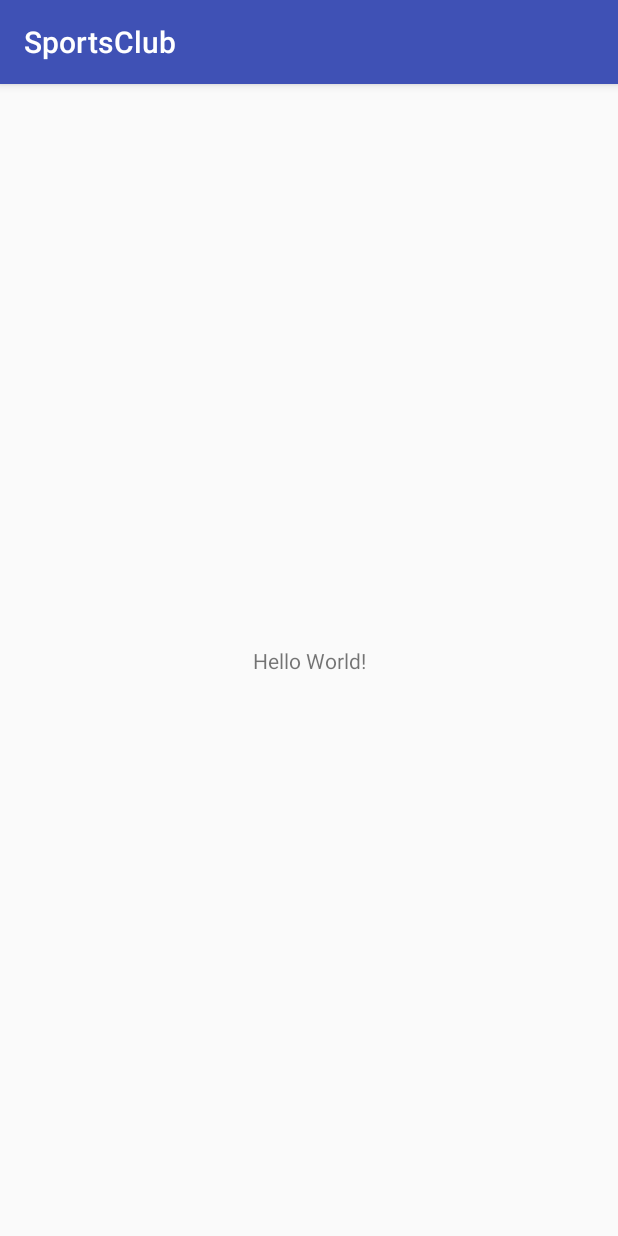
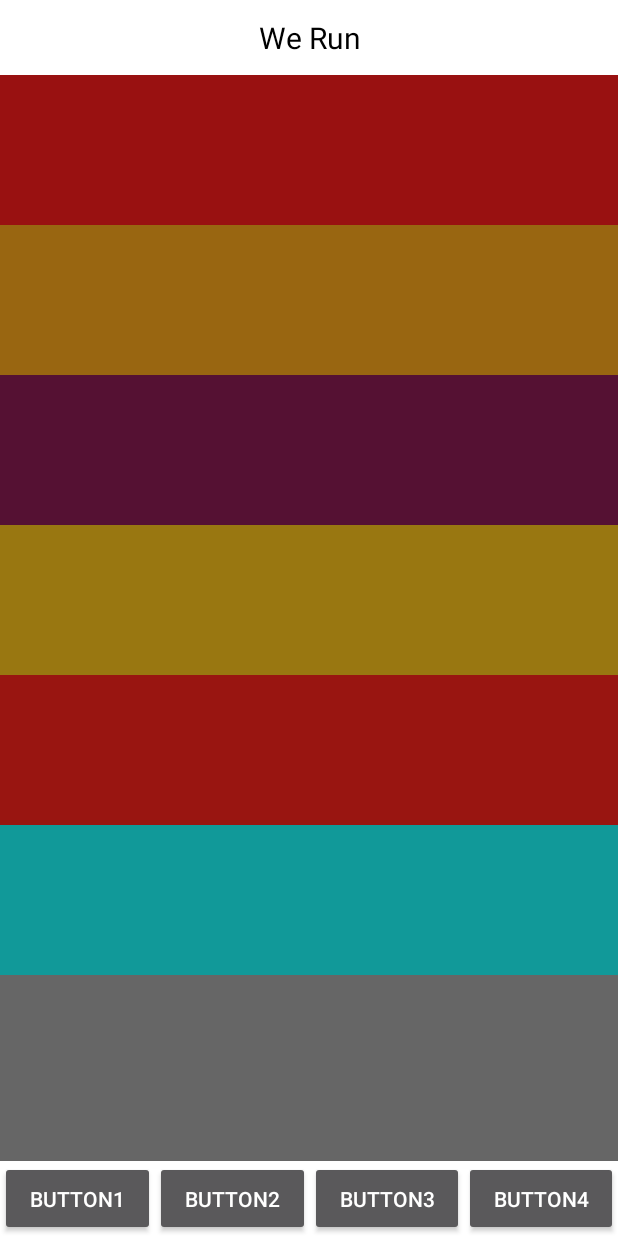
Before and after one commit to dev-hikun/SWdesign, an Android app: the screen it shows after launch (MainActivity before the commit, SportsClubHomeActivity after it), on a phone screen of 412 x 824 dp. Run offline under Robolectric (Android 15) with nearby library versions, the light colour scheme and no system bars.

Commit message:
[SportsClub - App] 초기 화면 Intent 구현 및 BackPress 기능 구현 #3

```diff
--- a/SWdesign/app/SportsClub/app/src/main/AndroidManifest.xml
+++ b/SWdesign/app/SportsClub/app/src/main/AndroidManifest.xml
@@ -1,6 +1,9 @@
 <?xml version="1.0" encoding="utf-8"?>
 <manifest xmlns:android="http://schemas.android.com/apk/res/android"
     package="com.club.sports.sportsclub">
+
+    <uses-permission android:name="android.permission.INTERNET"/>
+    <uses-permission android:name="android.permission.ACCESS_NETWORK_STATE"/>
 
     <application
         android:allowBackup="true"
@@ -8,14 +11,18 @@
         android:label="@string/app_name"
         android:roundIcon="@mipmap/ic_launcher_round"
         android:supportsRtl="true"
-        android:theme="@style/AppTheme">
-        <activity android:name=".MainActivity">
+        android:theme="@style/Theme.AppCompat.NoActionBar">
+        <activity android:name=".main.SportsClubMainActivity">
             <intent-filter>
                 <action android:name="android.intent.action.MAIN" />
 
                 <category android:name="android.intent.category.LAUNCHER" />
             </intent-filter>
         </activity>
+
+        <activity android:name=".home.SportsClubHomeActivity"
+            android:screenOrientation="portrait"
+            />
     </application>
 
 </manifest>
--- a/SWdesign/app/SportsClub/app/src/main/java/com/club/sports/sportsclub/MainActivity.java
+++ /dev/null
@@ -1,13 +0,0 @@
-package com.club.sports.sportsclub;
-
-import android.support.v7.app.AppCompatActivity;
-import android.os.Bundle;
-
-public class MainActivity extends AppCompatActivity {
-
-    @Override
-    protected void onCreate(Bundle savedInstanceState) {
-        super.onCreate(savedInstanceState);
-        setContentView(R.layout.activity_main);
-    }
-}
--- /dev/null
+++ b/SWdesign/app/SportsClub/app/src/main/java/com/club/sports/sportsclub/back/BackPressCloseHandler.java
@@ -0,0 +1,47 @@
+package com.club.sports.sportsclub.back;
+
+import android.app.Activity;
+import android.support.v7.app.AppCompatActivity;
+import android.widget.Toast;
+
+import com.club.sports.sportsclub.R;
+
+/**
+ * Created by Administrator on 2017-09-12.
+ */
+public class BackPressCloseHandler extends AppCompatActivity {
+
+    private long mBackKeyPressedTime = 0;
+    private Toast mToast;
+
+    private Activity mActivity;
+
+    public BackPressCloseHandler(Activity activity){
+        this.mActivity = activity;
+    }
+
+    @Override
+    public void onBackPressed() {
+        compareTimer();
+    }
+
+    private void compareTimer(){
+        if(System.currentTimeMillis() > mBackKeyPressedTime + 2000){
+            mBackKeyPressedTime = System.currentTimeMillis();
+            showGuide();
+            return;
+        }
+        if(System.currentTimeMillis() <= mBackKeyPressedTime + 2000) {
+            moveTaskToBack(true);
+            finish();
+            android.os.Process.killProcess(android.os.Process.myPid());
+            System.exit(0);
+            mToast.cancel();
+        }
+    }
+
+    private void showGuide(){
+        mToast = Toast.makeText(mActivity, mActivity.getResources().getString(R.string.back_quit), Toast.LENGTH_SHORT);
+        mToast.show();
+    }
+}
--- /dev/null
+++ b/SWdesign/app/SportsClub/app/src/main/java/com/club/sports/sportsclub/home/SportsClubHomeActivity.java
@@ -0,0 +1,33 @@
+package com.club.sports.sportsclub.home;
+
+import android.os.Bundle;
+import android.support.v7.app.AppCompatActivity;
+
+import com.club.sports.sportsclub.R;
+import com.club.sports.sportsclub.back.BackPressCloseHandler;
+
+/**
+ * Created by again on 2017-09-12.
+ */
+
+public class SportsClubHomeActivity extends AppCompatActivity{
+
+    private BackPressCloseHandler mBackPressCloseHandler;
+
+    @Override
+    protected void onCreate(Bundle savedInstanceState) {
+        super.onCreate(savedInstanceState);
+        setContentView(R.layout.sportsclub_home);
+
+        initialize();
+    }
+
+    private void initialize(){
+        mBackPressCloseHandler = new BackPressCloseHandler(this);
+    }
+
+    @Override
+    public void onBackPressed(){
+        mBackPressCloseHandler.onBackPressed();
+    }
+}
--- /dev/null
+++ b/SWdesign/app/SportsClub/app/src/main/java/com/club/sports/sportsclub/main/SportsClubMainActivity.java
@@ -0,0 +1,55 @@
+package com.club.sports.sportsclub.main;
+
+import android.content.Intent;
+import android.support.v7.app.AppCompatActivity;
+import android.os.Bundle;
+import android.widget.Toast;
+
+import com.club.sports.sportsclub.R;
+import com.club.sports.sportsclub.back.BackPressCloseHandler;
+import com.club.sports.sportsclub.home.SportsClubHomeActivity;
+
+import java.util.Timer;
+import java.util.TimerTask;
+
+/**
+ * Created by again on 2017-09-12.
+ */
+
+public class SportsClubMainActivity extends AppCompatActivity {
+
+    private BackPressCloseHandler mBackPressCloseHandler;
+
+    @Override
+    protected void onCreate(Bundle savedInstanceState) {
+        super.onCreate(savedInstanceState);
+        setContentView(R.layout.sportsclub_main);
+
+        initialize();
+    }
+
+    private void initialize(){
+        mBackPressCloseHandler = new BackPressCloseHandler(this);
+        converseDisplay();
+    }
+
+    private void converseDisplay(){
+        Timer timer = new Timer();
+        timer.schedule(new TimerTask() {
+
+            @Override
+            public void run() {
+                // TODO Auto-generated method stub
+
+                Intent intent = new Intent(SportsClubMainActivity.this, SportsClubHomeActivity.class);
+                startActivity(intent);
+                finish();
+            }
+        }, 2000);
+    }
+
+    @Override
+    public void onBackPressed(){
+        mBackPressCloseHandler.onBackPressed();
+    }
+}
--- a/SWdesign/app/SportsClub/app/src/main/res/layout/activity_main.xml
+++ /dev/null
@@ -1,18 +0,0 @@
-<?xml version="1.0" encoding="utf-8"?>
-<android.support.constraint.ConstraintLayout xmlns:android="http://schemas.android.com/apk/res/android"
-    xmlns:app="http://schemas.android.com/apk/res-auto"
-    xmlns:tools="http://schemas.android.com/tools"
-    android:layout_width="match_parent"
-    android:layout_height="match_parent"
-    tools:context="com.club.sports.sportsclub.MainActivity">
-
-    <TextView
-        android:layout_width="wrap_content"
-        android:layout_height="wrap_content"
-        android:text="Hello World!"
-        app:layout_constraintBottom_toBottomOf="parent"
-        app:layout_constraintLeft_toLeftOf="parent"
-        app:layout_constraintRight_toRightOf="parent"
-        app:layout_constraintTop_toTopOf="parent" />
-
-</android.support.constraint.ConstraintLayout>
--- /dev/null
+++ b/SWdesign/app/SportsClub/app/src/main/res/layout/sportsclub_home.xml
@@ -0,0 +1,105 @@
+<?xml version="1.0" encoding="utf-8"?>
+<LinearLayout xmlns:android="http://schemas.android.com/apk/res/android"
+    android:layout_width="match_parent"
+    android:layout_height="match_parent"
+    android:orientation="vertical">
+
+    <LinearLayout
+        android:id="@+id/home_linear_layout"
+        android:layout_width="match_parent"
+        android:layout_height="50dp"
+        android:background="@color/colorWhite">
+
+        <TextView
+            android:id="@+id/home_text_view"
+            android:layout_width="match_parent"
+            android:layout_height="wrap_content"
+            android:layout_gravity="center"
+            android:gravity="center"
+            android:text="We Run"
+            android:textColor="@color/colorBlack"
+            android:textSize="20sp" />
+
+    </LinearLayout>
+
+    <ScrollView
+        android:layout_width="match_parent"
+        android:layout_height="0dp"
+        android:layout_weight="1"
+        android:background="@color/colorGray">
+
+        <LinearLayout
+            android:layout_width="match_parent"
+            android:layout_height="match_parent"
+            android:orientation="vertical">
+
+            <ImageView
+                android:layout_width="match_parent"
+                android:layout_height="100dp"
+                android:src="#991111"/>
+
+            <ImageView
+                android:layout_width="match_parent"
+                android:layout_height="100dp"
+                android:src="#996611"/>
+
+            <ImageView
+                android:layout_width="match_parent"
+                android:layout_height="100dp"
+                android:src="#551133"/>
+
+            <ImageView
+                android:layout_width="match_parent"
+                android:layout_height="100dp"
+                android:src="#997711"/>
+
+            <ImageView
+                android:layout_width="match_parent"
+                android:layout_height="100dp"
+                android:src="#991511"/>
+
+            <ImageView
+                android:layout_width="match_parent"
+                android:layout_height="100dp"
+                android:src="#119999"/>
+        </LinearLayout>
+
+
+    </ScrollView>
+
+    <LinearLayout
+        android:layout_width="match_parent"
+        android:layout_height="50dp"
+        android:background="@color/colorWhite">
+
+        <Button
+            android:layout_weight="1"
+            android:layout_width="match_parent"
+            android:layout_height="match_parent"
+            android:text="button1"
+            />
+
+        <Button
+            android:layout_weight="1"
+            android:layout_width="match_parent"
+            android:layout_height="match_parent"
+            android:text="button2"
+            />
+
+        <Button
+            android:layout_weight="1"
+            android:layout_width="match_parent"
+            android:layout_height="match_parent"
+            android:text="button3"
+            />
+
+        <Button
+            android:layout_weight="1"
+            android:layout_width="match_parent"
+            android:layout_height="match_parent"
+            android:text="button4"
+            />
+
+    </LinearLayout>
+
+</LinearLayout>
--- /dev/null
+++ b/SWdesign/app/SportsClub/app/src/main/res/layout/sportsclub_main.xml
@@ -0,0 +1,10 @@
+<?xml version="1.0" encoding="utf-8"?>
+<android.support.constraint.ConstraintLayout xmlns:android="http://schemas.android.com/apk/res/android"
+    xmlns:app="http://schemas.android.com/apk/res-auto"
+    xmlns:tools="http://schemas.android.com/tools"
+    android:layout_width="match_parent"
+    android:layout_height="match_parent"
+    tools:context="com.club.sports.sportsclub.main.SportsClubMainActivity"
+    android:background="@drawable/logo">
+
+</android.support.constraint.ConstraintLayout>
--- a/SWdesign/app/SportsClub/app/src/main/res/values/colors.xml
+++ b/SWdesign/app/SportsClub/app/src/main/res/values/colors.xml
@@ -1,6 +1,10 @@
 <?xml version="1.0" encoding="utf-8"?>
 <resources>
+    <color name="colorTransMission">#66000000</color>
     <color name="colorPrimary">#3F51B5</color>
     <color name="colorPrimaryDark">#303F9F</color>
     <color name="colorAccent">#FF4081</color>
+    <color name="colorWhite">#FFFFFF</color>
+    <color name="colorGray">#666666</color>
+    <color name="colorBlack">#000000</color>
 </resources>
--- a/SWdesign/app/SportsClub/app/src/main/res/values/strings.xml
+++ b/SWdesign/app/SportsClub/app/src/main/res/values/strings.xml
@@ -1,3 +1,4 @@
 <resources>
     <string name="app_name">SportsClub</string>
+    <string name="back_quit">\'뒤로\' 버튼을 한번 더 누르시면 종료됩니다.</string>
 </resources>
```
Also changed, not shown: SWdesign/app/SportsClub/app/src/main/res/drawable/logo.png (added).
